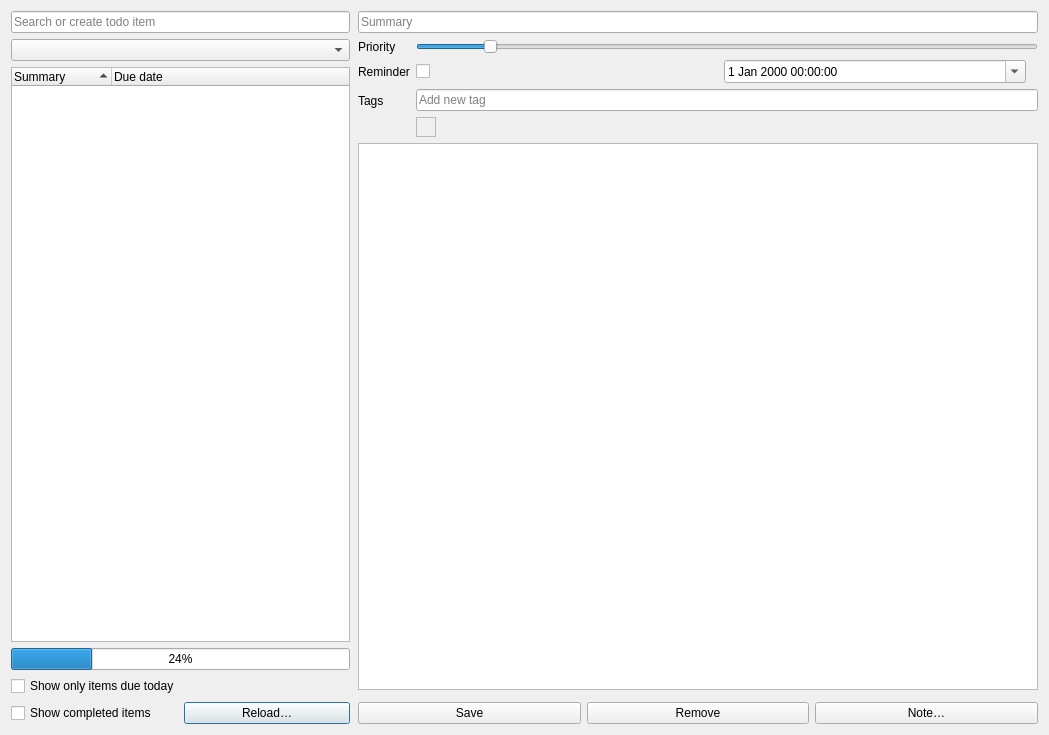
First picture: the form in src/dialogs/tododialog.ui, repository pbek/QOwnNotes, before the edit.
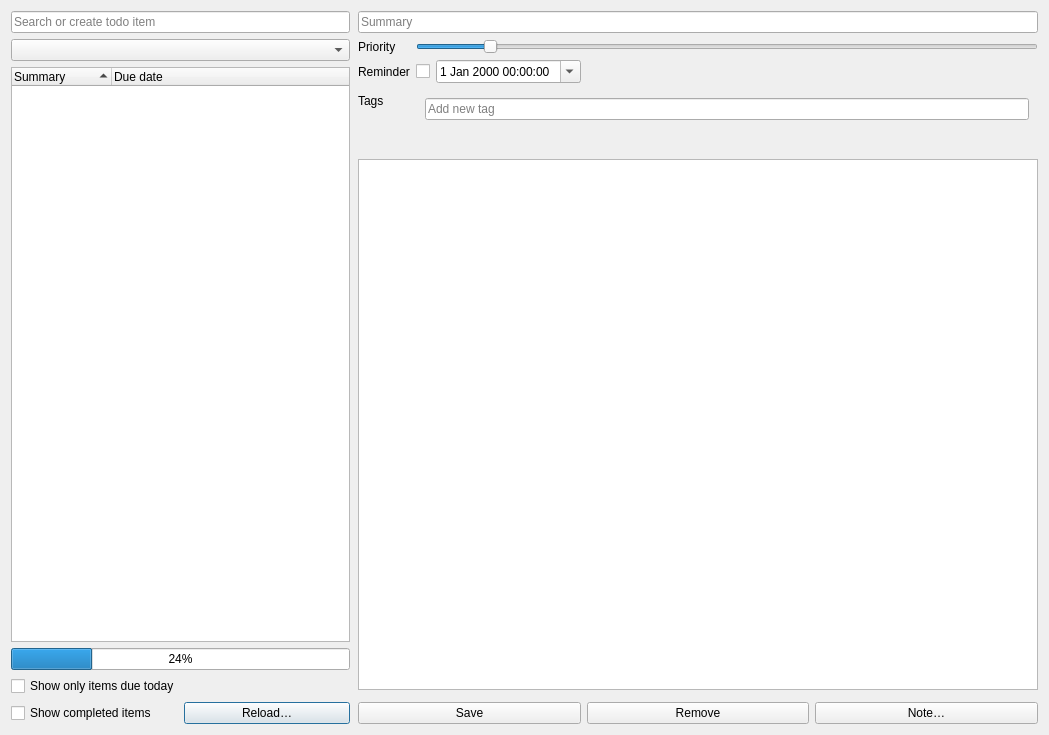
Second picture: the form after the edit. Icons and pictures are not drawn. Custom widgets are drawn as their Qt base class.

Commit message:
Fix scrollarea expanding too much
Fixes the whole layout

What changed in the file:
```diff
--- a/src/dialogs/tododialog.ui
+++ b/src/dialogs/tododialog.ui
@@ -270,6 +270,18 @@
         </item>
         <item row="1" column="0" colspan="2">
          <layout class="QFormLayout" name="formLayout">
+          <property name="sizeConstraint">
+           <enum>QLayout::SetFixedSize</enum>
+          </property>
+          <property name="fieldGrowthPolicy">
+           <enum>QFormLayout::AllNonFixedFieldsGrow</enum>
+          </property>
+          <property name="horizontalSpacing">
+           <number>6</number>
+          </property>
+          <property name="verticalSpacing">
+           <number>6</number>
+          </property>
           <item row="0" column="0">
            <widget class="QLabel" name="priorityLabel">
             <property name="text">
@@ -314,7 +326,16 @@
           </item>
           <item row="1" column="1">
            <widget class="QFrame" name="reminderFrame">
+            <property name="sizePolicy">
+             <sizepolicy hsizetype="Fixed" vsizetype="Fixed">
+              <horstretch>0</horstretch>
+              <verstretch>0</verstretch>
+             </sizepolicy>
+            </property>
             <layout class="QHBoxLayout" name="horizontalLayout_3">
+             <property name="sizeConstraint">
+              <enum>QLayout::SetFixedSize</enum>
+             </property>
              <property name="leftMargin">
               <number>0</number>
              </property>
@@ -344,10 +365,30 @@
             </layout>
            </widget>
           </item>
+          <item row="2" column="0">
+           <widget class="QLabel" name="tagsLabel">
+            <property name="text">
+             <string>Tags</string>
+            </property>
+           </widget>
+          </item>
           <item row="2" column="1">
+           <widget class="QFrame" name="tagsLayoutFrame">
+            <property name="sizePolicy">
+             <sizepolicy hsizetype="Expanding" vsizetype="Fixed">
+              <horstretch>0</horstretch>
+              <verstretch>0</verstretch>
+             </sizepolicy>
+            </property>
            <layout class="QVBoxLayout" name="tagsLayout">
             <item>
              <widget class="QLineEdit" name="tagsLineEdit">
+               <property name="sizePolicy">
+                <sizepolicy hsizetype="Expanding" vsizetype="Preferred">
+                 <horstretch>0</horstretch>
+                 <verstretch>0</verstretch>
+                </sizepolicy>
+               </property>
               <property name="placeholderText">
                <string>Add new tag</string>
               </property>
@@ -355,19 +396,19 @@
             </item>
             <item alignment="Qt::AlignLeft|Qt::AlignTop">
              <widget class="QFrame" name="tagsFrame">
+               <property name="sizePolicy">
+                <sizepolicy hsizetype="Expanding" vsizetype="Preferred">
+                 <horstretch>0</horstretch>
+                 <verstretch>0</verstretch>
+                </sizepolicy>
+               </property>
               <property name="frameShape">
-               <enum>QFrame::StyledPanel</enum>
+                <enum>QFrame::NoFrame</enum>
               </property>
               <layout class="QHBoxLayout" name="tagCloudLayout"/>
              </widget>
             </item>
            </layout>
-          </item>
-          <item row="2" column="0">
-           <widget class="QLabel" name="tagsLabel">
-            <property name="text">
-             <string>Tags</string>
-            </property>
            </widget>
           </item>
          </layout>
```
Lines whose indentation alone changed are shown as unchanged. The commit also changes 1 other file.
